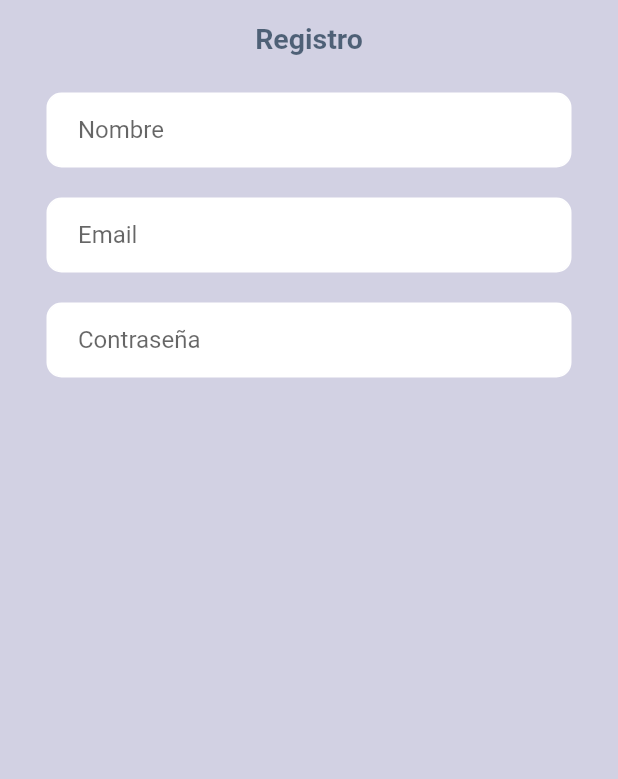
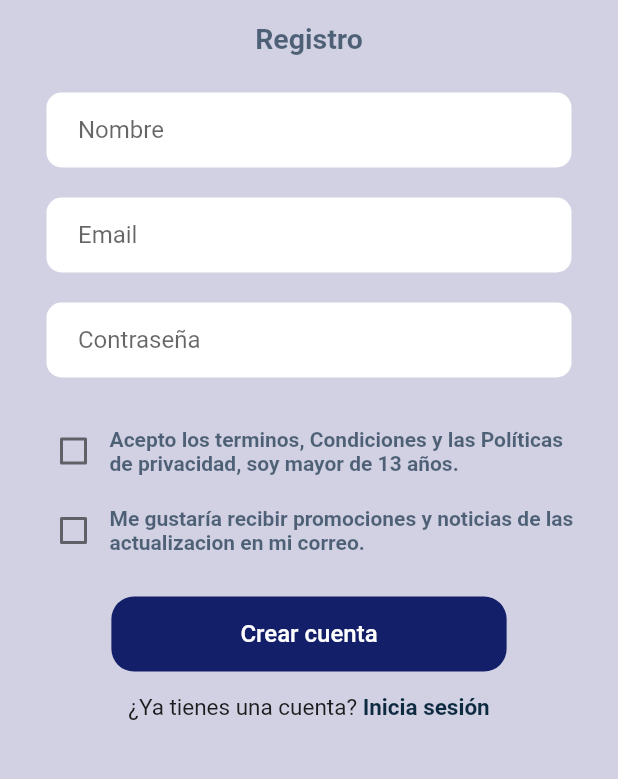
Before and after one commit to Telegaming-Software/movile_app, a Flutter app: the RegisterPage screen opened by its route, on a phone screen of 412 x 824 dp, the part 407-1186 px from its top. Run offline on Flutter 3.47's test engine with Material 2 defaults, Android fonts, the phone set to English and light mode, and no system bars.

Commit message:
feat: register page

```diff
--- a/lib/pages/register_page.dart
+++ b/lib/pages/register_page.dart
@@ -8,6 +8,8 @@ class RegisterPage extends StatefulWidget {
 }
 
 class _RegisterPageState extends State<RegisterPage> {
+  bool? isAceptedFirstCondition = false;
+  bool? isAceptedSecondCondition = false;
   @override
   Widget build(BuildContext context) {
     return Scaffold(
@@ -36,11 +38,108 @@ class _RegisterPageState extends State<RegisterPage> {
             const SizedBox(height: 20),
             _passwordTextField(),
             const SizedBox(
-              height: 15,
-            )
+              height: 25,
+            ),
+            _firstCondition(),
+            const SizedBox(height: 5),
+            _secondCondition(),
+            const SizedBox(height: 20),
+            _sendButton(),
+            const SizedBox(height: 15),
+            _alreadyAccount(),
+            const SizedBox(height: 10),
           ],
         )
       ]),
+    );
+  }
+
+  Row _alreadyAccount() {
+    return Row(mainAxisAlignment: MainAxisAlignment.center, children: [
+      const Text('¿Ya tienes una cuenta?', style: TextStyle(fontSize: 15)),
+      InkWell(
+        onTap: () {
+          Navigator.pushNamedAndRemoveUntil(
+              context, 'login', ((route) => false));
+        },
+        child: const Text(' Inicia sesión',
+            style: TextStyle(
+                fontSize: 15,
+                fontWeight: FontWeight.bold,
+                color: Color.fromARGB(255, 14, 42, 65))),
+      ),
+    ]);
+  }
+
+  ElevatedButton _sendButton() {
+    return ElevatedButton(
+        style: ButtonStyle(
+            backgroundColor: MaterialStateProperty.all<Color>(
+                const Color.fromRGBO(20, 31, 106, 1)),
+            shape: MaterialStateProperty.all<RoundedRectangleBorder>(
+                RoundedRectangleBorder(
+              borderRadius: BorderRadius.circular(15.0),
+            ))),
+        onPressed: null,
+        child: Container(
+          height: 50,
+          padding: const EdgeInsets.symmetric(horizontal: 70, vertical: 15),
+          child: const Text('Crear cuenta',
+              style: TextStyle(fontSize: 16, color: Colors.white)),
+        ));
+  }
+
+  Container _firstCondition() {
+    return Container(
+      padding: const EdgeInsets.symmetric(horizontal: 25),
+      child: Row(
+        mainAxisAlignment: MainAxisAlignment.spaceBetween,
+        children: [
+          Checkbox(
+              value: isAceptedFirstCondition,
+              onChanged: (valueIn) {
+                setState(() {
+                  isAceptedFirstCondition = valueIn;
+                });
+              }),
+          const Flexible(
+            child: Text(
+              'Acepto los terminos, Condiciones y las Políticas de privacidad, soy mayor de 13 años.',
+              style: TextStyle(
+                  fontSize: 14,
+                  fontWeight: FontWeight.bold,
+                  color: Color(0xAC0E2A41)),
+            ),
+          )
+        ],
+      ),
+    );
+  }
+
+  Container _secondCondition() {
+    return Container(
+      padding: const EdgeInsets.symmetric(horizontal: 25),
+      child: Row(
+        mainAxisAlignment: MainAxisAlignment.spaceBetween,
+        children: [
+          Checkbox(
+              value: isAceptedSecondCondition,
+              onChanged: (valueIn) {
+                setState(() {
+                  isAceptedSecondCondition = valueIn;
+                });
+              }),
+          const Flexible(
+            child: Text(
+              'Me gustaría recibir promociones y noticias de las actualizacion en mi correo.',
+              style: TextStyle(
+                  fontSize: 14,
+                  fontWeight: FontWeight.bold,
+                  color: Color(0xAC0E2A41)),
+            ),
+          )
+        ],
+      ),
     );
   }
 
```
